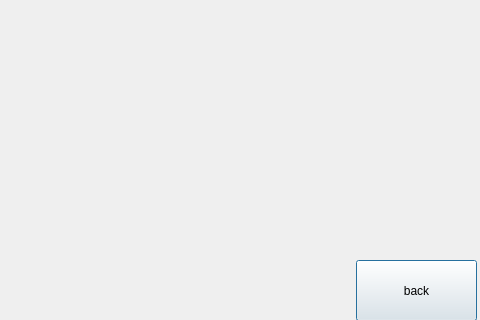
wushengjun85/jy10_01, file findlook.ui: the form before one commit; both pictures show x 544 to 1024 and y 280 to 600 of the 1024 by 600 pixel window.
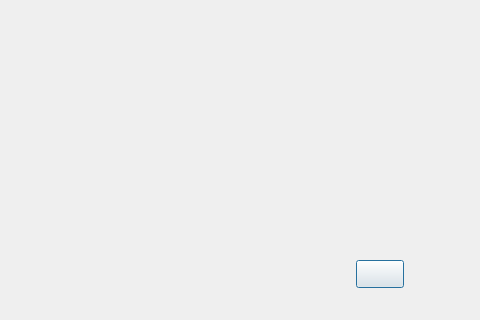
The form after the commit. Icons and pictures are not drawn.

The edit to the form file:
```diff
--- a/findlook.ui
+++ b/findlook.ui
@@ -18,12 +18,15 @@
     <rect>
      <x>900</x>
      <y>540</y>
-     <width>121</width>
-     <height>61</height>
+     <width>48</width>
+     <height>28</height>
     </rect>
    </property>
+   <property name="styleSheet">
+    <string notr="true">border-image: url(:/new/prefix1/imagejy/back.png);</string>
+   </property>
    <property name="text">
-    <string>back</string>
+    <string/>
    </property>
   </widget>
  </widget>
```
